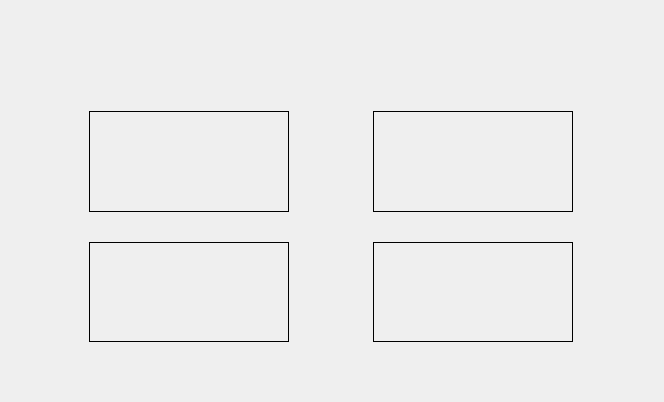
Qt form forms/welcomepage.ui (farleyrunkel/qollama) before a commit.
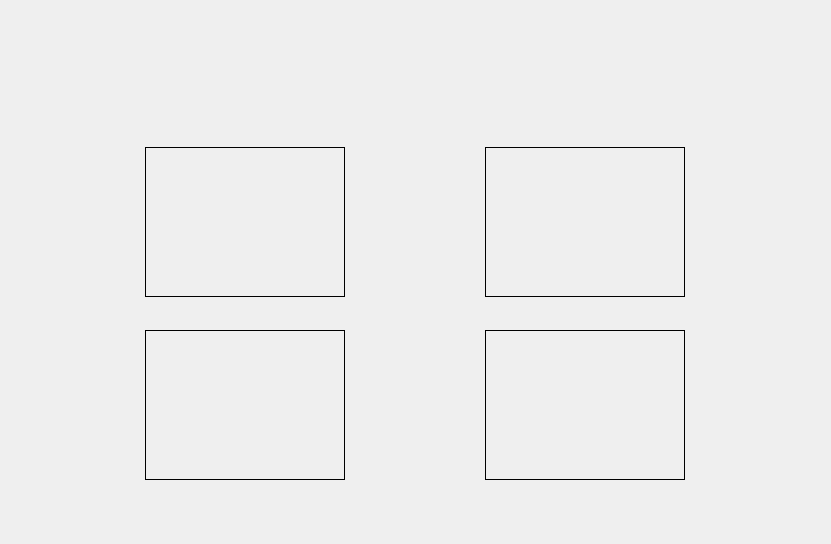
The same form after that commit. Icons and pictures are not drawn.

Patch:
```diff
--- a/forms/welcomepage.ui
+++ b/forms/welcomepage.ui
@@ -6,8 +6,8 @@
    <rect>
     <x>0</x>
     <y>0</y>
-    <width>664</width>
-    <height>402</height>
+    <width>831</width>
+    <height>544</height>
    </rect>
   </property>
   <property name="windowTitle">
```
